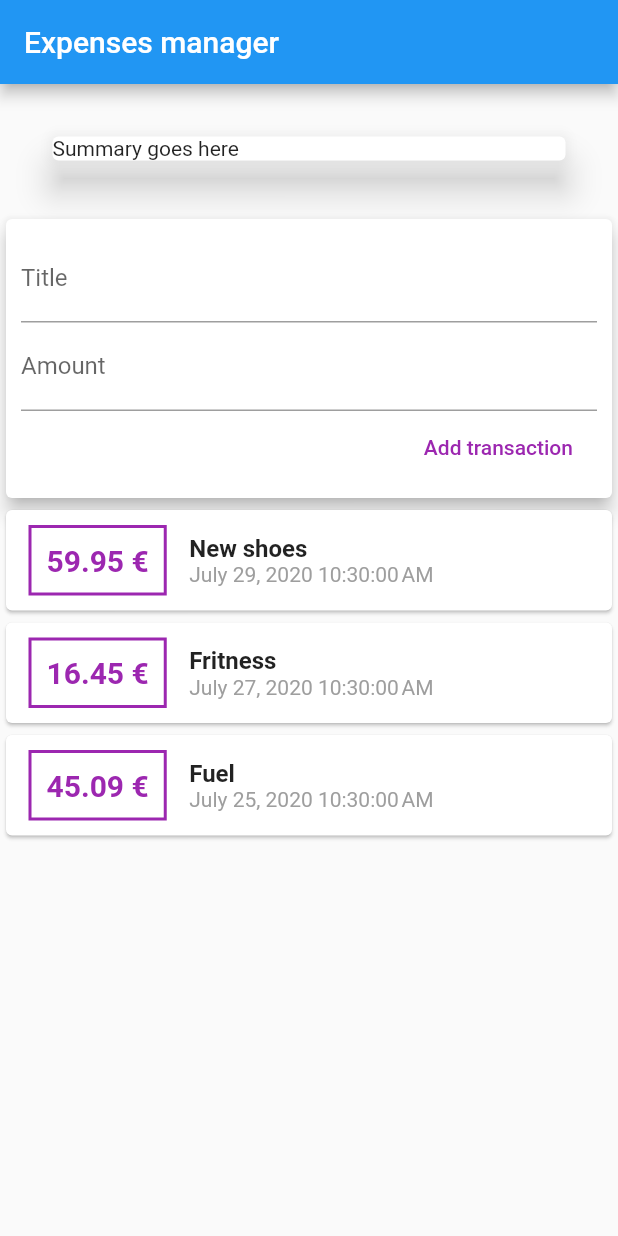
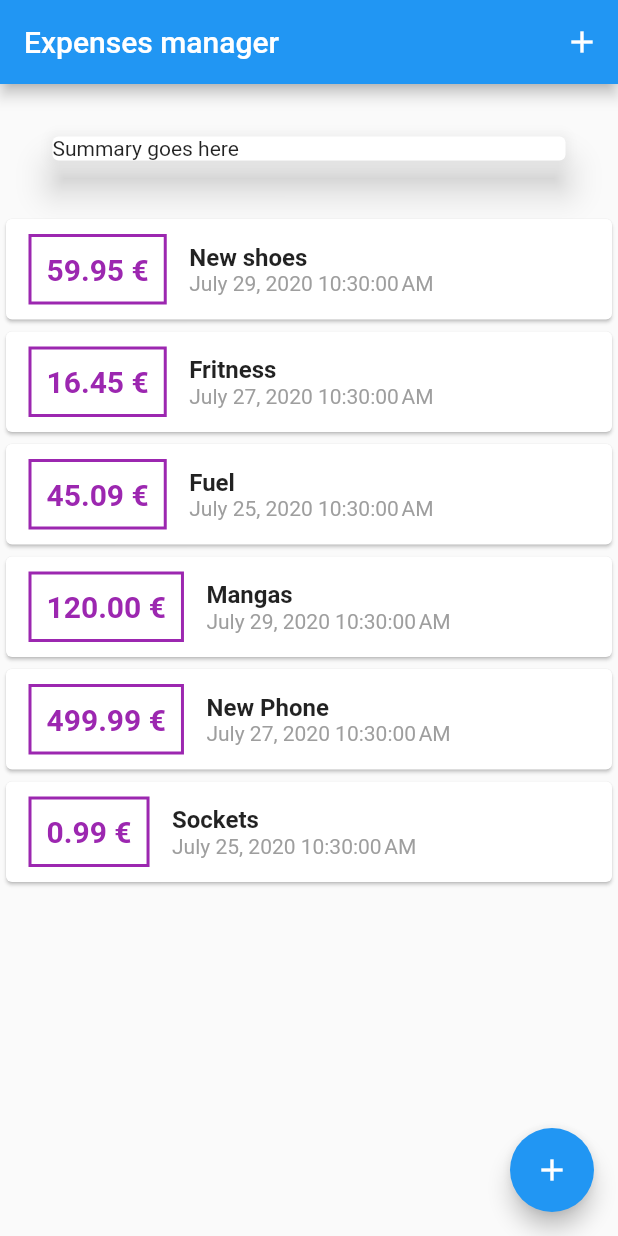
Before and after one commit to Sornichou/expenses-manager, a Flutter app: the screen it shows after launch, on a phone screen of 412 x 824 dp. Run offline on Flutter 3.47's test engine with Material 2 defaults, Android fonts, the phone set to English and light mode, and no system bars.

Commit message:
Adding Floating buttons and floating addTransaction widget

```diff
--- a/lib/main.dart
+++ b/lib/main.dart
@@ -1,6 +1,9 @@
+import 'package:expenses_manager/widgets/newTransaction.dart';
+import 'package:expenses_manager/widgets/transactionList.dart';
 import 'package:flutter/material.dart';
 
-import 'widgets/userTransactions.dart';
+import 'widgets/transactionList.dart';
+import 'models/transaction.dart';
 
 void main() {
   runApp(MyApp());
@@ -17,17 +20,88 @@ class MyApp extends StatelessWidget {
   }
 }
 
-class MyHomePage extends StatelessWidget {
-  // String titleInput;
-  // String amountInput;
-  final titleController = TextEditingController();
-  final amountController = TextEditingController();
+class MyHomePage extends StatefulWidget {
+  @override
+  _MyHomePageState createState() => _MyHomePageState();
+}
+
+class _MyHomePageState extends State<MyHomePage> {
+  final List<Transaction> _transactions = [
+    Transaction(
+      id: 't01',
+      title: 'New shoes',
+      amount: 59.95,
+      date: DateTime.now(),
+    ),
+    Transaction(
+      id: 't02',
+      title: 'Fritness',
+      amount: 16.45,
+      date: DateTime.now().add(Duration(days: -2)),
+    ),
+    Transaction(
+      id: 't03',
+      title: 'Fuel',
+      amount: 45.09,
+      date: DateTime.now().add(Duration(days: -4)),
+    ),
+    Transaction(
+      id: 't04',
+      title: 'Mangas',
+      amount: 120.00,
+      date: DateTime.now(),
+    ),
+    Transaction(
+      id: 't05',
+      title: 'New Phone',
+      amount: 499.99,
+      date: DateTime.now().add(Duration(days: -2)),
+    ),
+    Transaction(
+      id: 't06',
+      title: 'Sockets',
+      amount: 00.99,
+      date: DateTime.now().add(Duration(days: -4)),
+    ),
+  ];
+
+  void _addNewTransaction(String title, double amount) {
+    final newTransaction = Transaction(
+      title: title,
+      amount: amount,
+      date: DateTime.now(),
+      id: DateTime.now().toString(),
+    );
+
+    setState(() {
+      _transactions.add(newTransaction);
+    });
+  }
+
+  void startAddNewTransaction(BuildContext context) {
+    showModalBottomSheet(
+      context: context,
+      builder: (buildContext) {
+        return GestureDetector(
+          onTap: () {},
+          child: NewTransaction(_addNewTransaction),
+          behavior: HitTestBehavior.opaque,
+        );
+      },
+    );
+  }
 
   @override
   Widget build(BuildContext context) {
     return Scaffold(
       appBar: AppBar(
         title: Text('Expenses manager'),
+        actions: <Widget>[
+          IconButton(
+            icon: Icon(Icons.add),
+            onPressed: () => startAddNewTransaction(context),
+          ),
+        ],
       ),
       body: SingleChildScrollView(
         child: Column(
@@ -43,9 +117,14 @@ class MyHomePage extends StatelessWidget {
                 margin: EdgeInsets.all(25),
               ),
             ),
-            UserTransactions(),
+            TransactionList(_transactions),
           ],
         ),
+      ),
+      floatingActionButtonLocation: FloatingActionButtonLocation.endFloat,
+      floatingActionButton: FloatingActionButton(
+        child: Icon(Icons.add),
+        onPressed: () => startAddNewTransaction(context),
       ),
     );
   }
--- a/lib/widgets/transactionList.dart
+++ b/lib/widgets/transactionList.dart
@@ -10,7 +10,7 @@ class TransactionList extends StatelessWidget {
   @override
   Widget build(BuildContext context) {
     return Container(
-      height: 300,
+      height: 600,
       child: ListView.builder(
         itemBuilder: (listContext, index) {
           return Card(
--- a/lib/widgets/userTransactions.dart
+++ /dev/null
@@ -1,54 +0,0 @@
-import 'package:flutter/material.dart';
-
-import '../models/transaction.dart';
-import 'newTransaction.dart';
-import 'transactionList.dart';
-
-class UserTransactions extends StatefulWidget {
-  @override
-  _UserTransactionsState createState() => _UserTransactionsState();
-}
-
-class _UserTransactionsState extends State<UserTransactions> {
-  final List<Transaction> _transactions = [
-    Transaction(
-      id: 't01',
-      title: 'New shoes',
-      amount: 59.95,
-      date: DateTime.now(),
-    ),
-    Transaction(
-      id: 't02',
-      title: 'Fritness',
-      amount: 16.45,
-      date: DateTime.now().add(Duration(days: -2)),
-    ),
-    Transaction(
-      id: 't03',
-      title: 'Fuel',
-      amount: 45.09,
-      date: DateTime.now().add(Duration(days: -4)),
-    ),
-  ];
-
-  void _addNewTransaction(String title, double amount) {
-    final newTransaction = Transaction(
-      title: title,
-      amount: amount,
-      date: DateTime.now(),
-      id: DateTime.now().toString(),
-    );
-
-    setState(() {
-      _transactions.add(newTransaction);
-    });
-  }
-
-  @override
-  Widget build(BuildContext context) {
-    return Column(children: <Widget>[
-      NewTransaction(_addNewTransaction),
-      TransactionList(_transactions),
-    ]);
-  }
-}
```
Also changed, not shown: lib/widgets/newTransaction.dart (+12 -4 lines).
